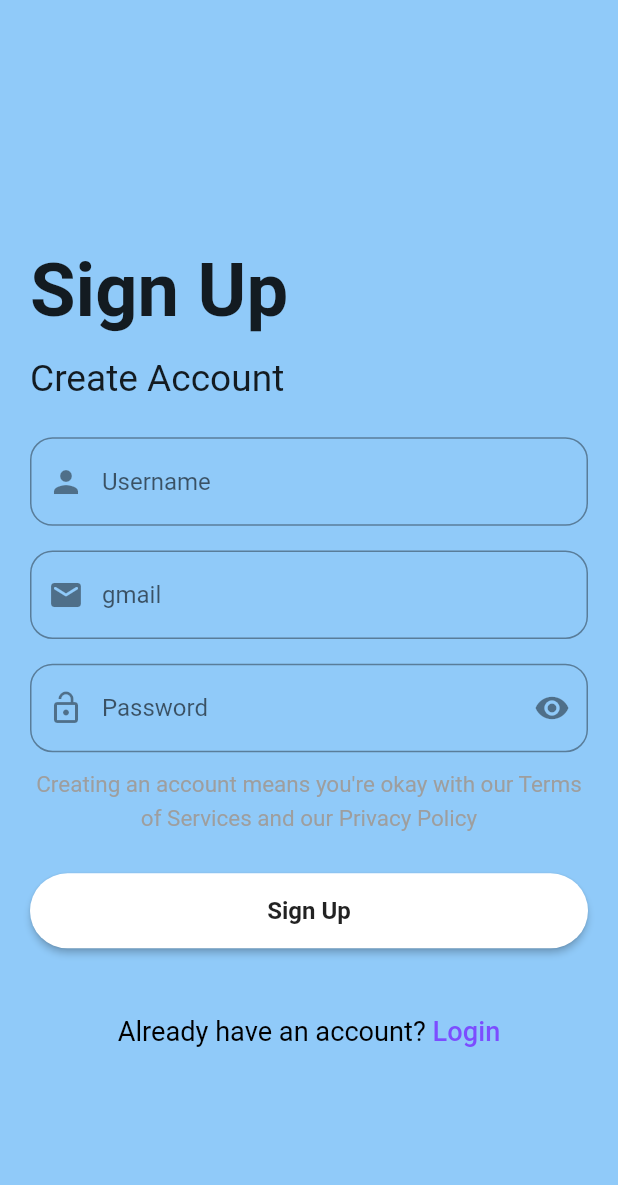
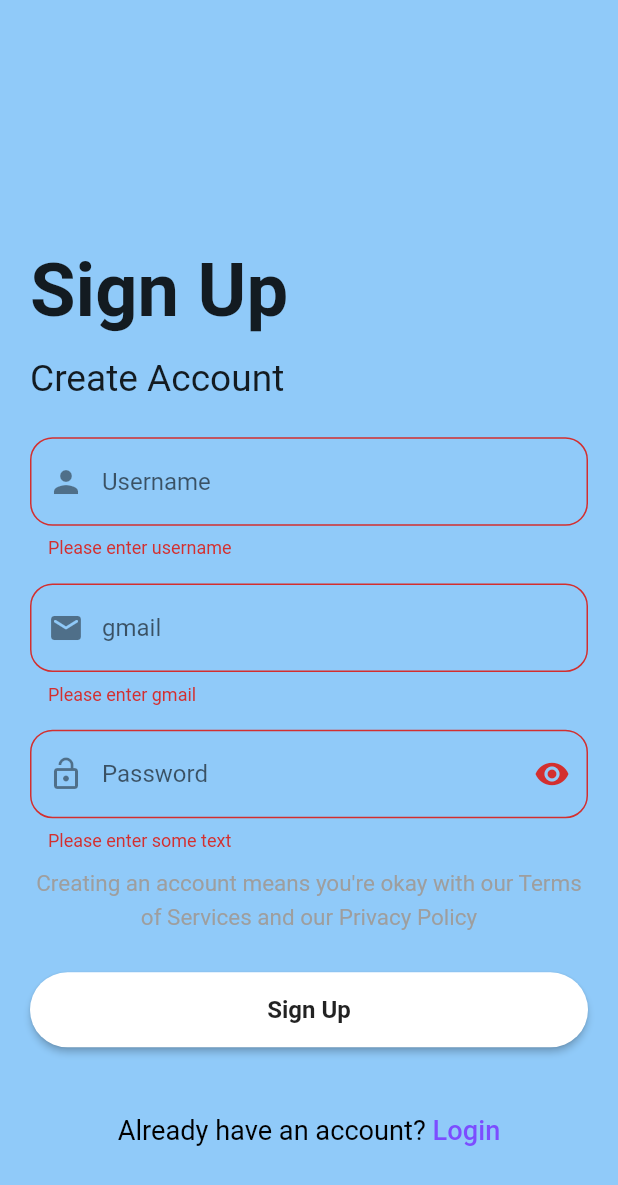
Before and after one commit to luisjulian3/project_aquascape, a Flutter app: the screen it shows after launch, after a tap on "Sign Up", on a phone screen of 412 x 824 dp. Shown: the top 1185 px of the screen. Run offline on Flutter 3.47's test engine with Material 2 defaults, Android fonts, the light colour scheme and no system bars; our stand-ins replace firebase_auth, firebase_core, get, google_fonts, lottie; accounts and stored records are empty; Roboto replaces fonts that are missing (Ubuntu).

Commit message:
auth login and regist ++validasi field --Luis

```diff
--- a/lib/main.dart
+++ b/lib/main.dart
@@ -6,6 +6,7 @@ import 'package:project_aquascape/pages/splash_page.dart';
 import 'package:project_aquascape/pages/signup_page.dart';
 import 'package:firebase_auth/firebase_auth.dart';
 import 'package:firebase_core/firebase_core.dart';
+import 'package:project_aquascape/utils/errorMessage.dart';
 
 void main() async {
   WidgetsFlutterBinding.ensureInitialized();
--- a/lib/pages/login_page.dart
+++ b/lib/pages/login_page.dart
@@ -239,6 +239,12 @@ class _LoginPageState extends State<LoginPage> {
 
                 /// Login Button
                 firebaseUIButton(context, 'Sign In', () {
+                  if (_formKey.currentState!.validate()) {
+                    // If the form is valid, display a snackbar. In the real world,
+                    // you'd often call a server or save the information in a database.
+                    ScaffoldMessenger.of(context).showSnackBar(
+                      const SnackBar(content: Text('Processing Data')),
+                    );
                     FirebaseAuth.instance
                         .signInWithEmailAndPassword(
                             email: _emailController.text,
@@ -249,6 +255,7 @@ class _LoginPageState extends State<LoginPage> {
                     }).onError((error, stackTrace) {
                       print("Error ${error.toString()}");
                     });
+                  }
                 }),
                 SizedBox(
                   height: size.height * 0.03,
--- a/lib/pages/signup_page.dart
+++ b/lib/pages/signup_page.dart
@@ -240,6 +240,12 @@ class _SignUpState extends State<SignUp> {
 
                 /// SignUp Button
                 firebaseUIButton(context, 'Sign Up', () {
+                  if (_formKey.currentState!.validate()) {
+                    // If the form is valid, display a snackbar. In the real world,
+                    // you'd often call a server or save the information in a database.
+                    ScaffoldMessenger.of(context).showSnackBar(
+                      const SnackBar(content: Text('Processing Data')),
+                    );
                     FirebaseAuth.instance
                         .createUserWithEmailAndPassword(
                             email: _emailController.text,
@@ -251,6 +257,7 @@ class _SignUpState extends State<SignUp> {
                     }).onError((error, stackTrace) {
                       print("Error ${error.toString()}");
                     });
+                  }
                 }),
                 SizedBox(
                   height: size.height * 0.03,
--- /dev/null
+++ b/lib/utils/errorMessage.dart
@@ -0,0 +1,15 @@
+import 'package:flutter/material.dart';
+import 'package:project_aquascape/main.dart';
+
+/*class Utils {
+  static showSnackBar(String? text) {
+    if (text == null) return;
+
+    final snackBar = SnackBar(content: Text(text), backgroundColor: Colors.red);
+
+    messengerKey.currentState!
+      ..removeCurrentSnackBar()
+      ..showsnackBar(snackBar);
+  }
+}
+*/
```
Lines whose indentation alone changed are shown as unchanged.
